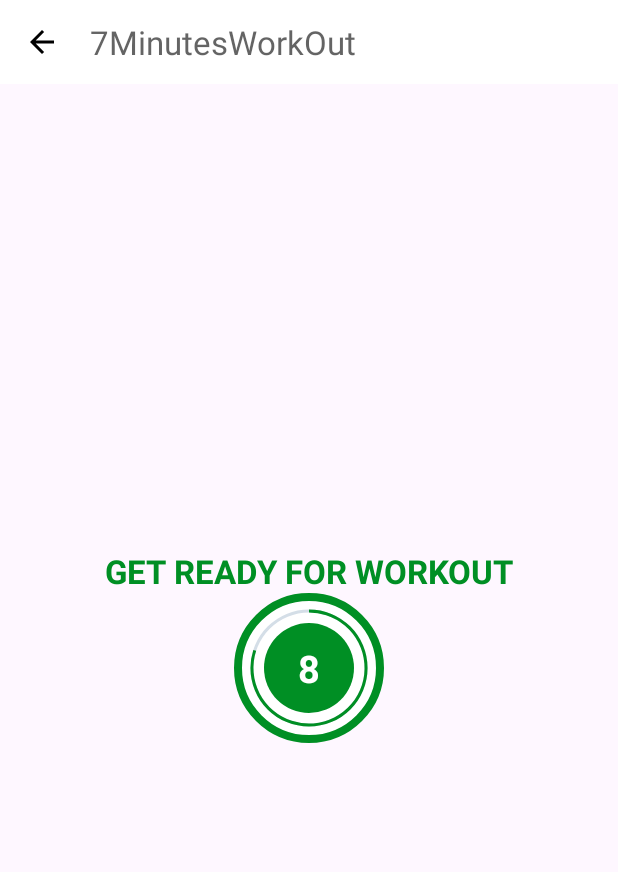
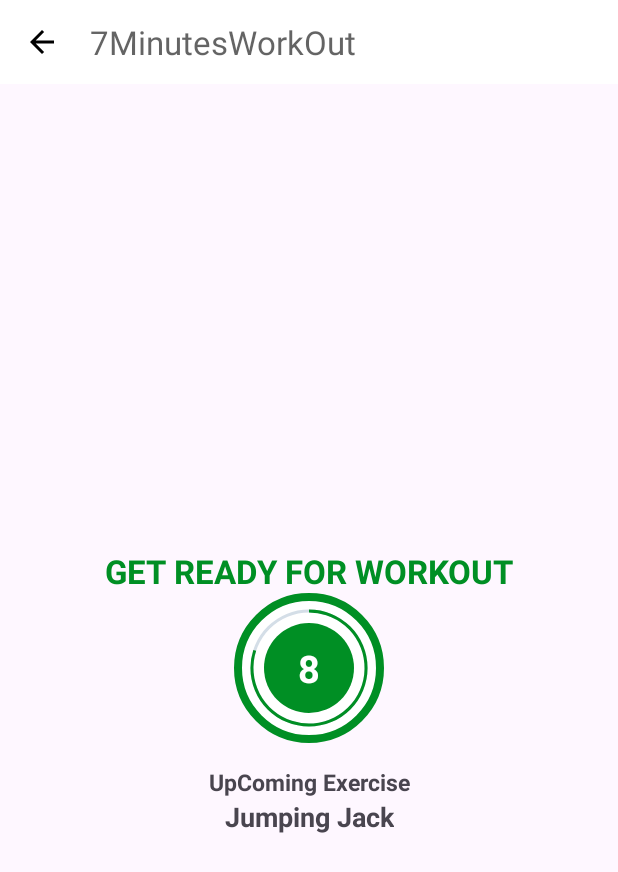
Before and after one commit to syedhassan699/WorkOutApp, an Android app: the ExerciseActivity screen opened directly, with no data from a screen before it, on a phone screen of 412 x 824 dp. Shown: the top 872 px of the screen. Run offline under Robolectric (Android 15) with nearby library versions, the phone set to English and light mode, and no system bars.

Commit message:
Added sound and Exercise Screen

```diff
--- /dev/null
+++ b/app/src/main/java/com/example/workout/Constants.kt
@@ -0,0 +1,117 @@
+package com.example.workout
+
+object Constants {
+    fun defaultExerciseList():ArrayList<ExerciseModel>{
+        val exerciseList = ArrayList<ExerciseModel>()
+
+        val jumpingJack = ExerciseModel(
+            1,
+            "Jumping Jack",
+            R.drawable.ic_jumping_jacks,
+            false,
+            false
+        )
+        exerciseList.add(jumpingJack)
+
+        val wallSit = ExerciseModel(
+            2,
+            "Wall Sit",
+            R.drawable.ic_wall_sit,
+            false,
+            false
+        )
+        exerciseList.add(wallSit)
+
+        val pushUp = ExerciseModel(
+            3,
+            "Push Up",
+            R.drawable.ic_push_up,
+            false,
+            false
+        )
+        exerciseList.add(pushUp)
+
+        val abdominalCrunch = ExerciseModel(
+            4,
+            "Abdominal Crunch",
+            R.drawable.ic_abdominal_crunch,
+            false,
+            false
+        )
+        exerciseList.add(abdominalCrunch)
+
+        val stepUponChair = ExerciseModel(
+            5,
+            "Step Up On Chair",
+            R.drawable.ic_step_up_onto_chair,
+            false,
+            false
+        )
+        exerciseList.add(stepUponChair)
+
+        val squat = ExerciseModel(
+            6,
+            "Squat",
+            R.drawable.ic_squat,
+            false,
+            false
+        )
+        exerciseList.add(squat)
+
+        val TriceDiponChair = ExerciseModel(
+            7,
+            "Triceps Dip on Chair",
+            R.drawable.ic_triceps_dip_on_chair,
+            false,
+            false
+        )
+        exerciseList.add(TriceDiponChair)
+
+        val plank = ExerciseModel(
+            8,
+            "Plank",
+            R.drawable.ic_plank,
+            false,
+            false
+        )
+        exerciseList.add(plank)
+
+        val highKneeRunningInPlace = ExerciseModel(
+            9,
+            "High Knees Running in Place",
+            R.drawable.ic_high_knees_running_in_place,
+            false,
+            false
+        )
+        exerciseList.add(highKneeRunningInPlace)
+
+        val lunges = ExerciseModel(
+            10,
+            "Lunges",
+            R.drawable.ic_lunge,
+            false,
+            false
+        )
+        exerciseList.add(lunges)
+
+        val pushupAndRotation = ExerciseModel(
+            11,
+            "Push Up and Rotation",
+            R.drawable.ic_push_up_and_rotation,
+            false,
+            false
+        )
+        exerciseList.add(pushupAndRotation)
+
+        val sidePlank = ExerciseModel(
+            12,
+            "Side Plank",
+            R.drawable.ic_side_plank,
+            false,
+            false
+        )
+        exerciseList.add(sidePlank)
+
+        return exerciseList
+    }
+}
--- a/app/src/main/java/com/example/workout/ExerciseActivity.kt
+++ b/app/src/main/java/com/example/workout/ExerciseActivity.kt
@@ -1,14 +1,20 @@
 package com.example.workout
 
 import android.annotation.SuppressLint
+import android.media.MediaPlayer
+import android.net.Uri
 import androidx.appcompat.app.AppCompatActivity
 import android.os.Bundle
 import android.os.CountDownTimer
+import android.speech.tts.TextToSpeech
+import android.util.Log
 import android.view.View
 import android.widget.Toast
 import com.example.workout.databinding.ActivityExerciseBinding
+import java.lang.Exception
+import java.util.Locale
 
-class ExerciseActivity : AppCompatActivity() {
+class ExerciseActivity : AppCompatActivity(), TextToSpeech.OnInitListener {
     private var binding : ActivityExerciseBinding? = null
 
     private var restTimer : CountDownTimer?=null
@@ -16,6 +22,12 @@ class ExerciseActivity : AppCompatActivity() {
 
     private var exerciseTimer : CountDownTimer?=null
     private var exerciseProgress = 0
+
+    private var exerciseList : ArrayList<ExerciseModel>? = null
+    private var currentExercisePosition = -1
+
+    private var tts : TextToSpeech? = null
+    private var player: MediaPlayer? = null
 
     override fun onCreate(savedInstanceState: Bundle?) {
         super.onCreate(savedInstanceState)
@@ -28,6 +40,11 @@ class ExerciseActivity : AppCompatActivity() {
             supportActionBar?.setDisplayHomeAsUpEnabled(true)
         }
 
+            exerciseList = Constants.defaultExerciseList()
+
+            tts = TextToSpeech(this, this)
+
+
         binding?.toolbarExercise?.setNavigationOnClickListener{
           onBackPressed()
         }
@@ -35,6 +52,30 @@ class ExerciseActivity : AppCompatActivity() {
     }
 
     private fun setupRestView(){
+
+        try {
+            val soundUri = Uri.parse(
+                "android.resource://com.example.workout/"
+                    + R.raw.press_start)
+            player = MediaPlayer.create(applicationContext,soundUri)
+            player?.isLooping = false
+            player?.start()
+        }
+        catch (e:Exception){
+            e.printStackTrace()
+        }
+
+
+        binding?.RestView?.visibility = View.VISIBLE
+        binding?.tvTitle?.visibility = View.VISIBLE
+        binding?.tvExercise?.visibility = View.INVISIBLE
+        binding?.ivImage?.visibility = View.INVISIBLE
+        binding?.flExerciseView?.visibility = View.INVISIBLE
+        binding?.tvUp?.visibility = View.VISIBLE
+        binding?.tvUpTitle?.visibility = View.VISIBLE
+
+        binding?.tvUpTitle?.text = exerciseList!![currentExercisePosition+1].getName()
+
         if (restTimer != null ){
             restTimer?.cancel()
             restProgress = 0
@@ -42,16 +83,25 @@ class ExerciseActivity : AppCompatActivity() {
         setRestProgressBar()
     }
 
+    @SuppressLint("SetTextI18n")
     private fun setExerciseView(){
-        binding?.progressBar?.visibility = View.GONE
-        binding?.tvTitle?.text = "Exercise Name"
+        binding?.RestView?.visibility = View.INVISIBLE
+        binding?.tvTitle?.visibility = View.INVISIBLE
+        binding?.tvExercise?.visibility = View.VISIBLE
+        binding?.ivImage?.visibility = View.VISIBLE
         binding?.flExerciseView?.visibility = View.VISIBLE
+        binding?.tvUp?.visibility = View.INVISIBLE
+        binding?.tvUpTitle?.visibility = View.INVISIBLE
 
 
         if (exerciseTimer != null ){
             exerciseTimer?.cancel()
             exerciseProgress = 0
         }
+            speakOut(exerciseList!![currentExercisePosition].getName())
+
+        binding?.ivImage?.setImageResource(exerciseList!![currentExercisePosition].getImg())
+        binding?.tvExercise?.text = exerciseList!![currentExercisePosition].getName()
         setExerciseProgressBar()
     }
 
@@ -66,6 +116,7 @@ class ExerciseActivity : AppCompatActivity() {
             }
 
             override fun onFinish() {
+                currentExercisePosition++
                  setExerciseView()
             }
 
@@ -83,9 +134,13 @@ class ExerciseActivity : AppCompatActivity() {
             }
 
             override fun onFinish() {
-                Toast.makeText(this@ExerciseActivity,
-                    "30 seconds are over let go to restView",
-                    Toast.LENGTH_SHORT).show()
+                if (currentExercisePosition < exerciseList!!.size){
+                    setupRestView()
+                }else{
+                    Toast.makeText(this@ExerciseActivity,
+                        "Congratulations! You have done the Exercise",
+                        Toast.LENGTH_SHORT).show()
+                }
             }
 
         }.start()
@@ -102,6 +157,28 @@ class ExerciseActivity : AppCompatActivity() {
             exerciseTimer?.cancel()
             exerciseProgress = 0
         }
+
+        if (tts != null){
+            tts?.stop()
+            tts?.shutdown()
+        }
         binding = null
     }
+
+    override fun onInit(status: Int) {
+        if (status == TextToSpeech.SUCCESS){
+            val result = tts?.setLanguage(Locale.UK)
+
+            if (result == TextToSpeech.LANG_MISSING_DATA ||
+                result == TextToSpeech.LANG_NOT_SUPPORTED){
+                Log.e("TTS","LANGUAGE SPECIFIED IS NOT SUPPORTED")
+            }else{
+                Log.i("TTS","INITIALIZATION FAILED!")
+            }
+        }
+    }
+
+    private fun speakOut(text: String){
+        tts!!.speak(text,TextToSpeech.QUEUE_FLUSH,null)
+    }
 }
--- /dev/null
+++ b/app/src/main/java/com/example/workout/ExerciseModel.kt
@@ -0,0 +1,42 @@
+package com.example.workout
+
+class ExerciseModel (
+    private var id:Int,
+    private var name:String,
+    private var img:Int,
+    private var isCompleted: Boolean,
+    private var isSelected: Boolean,
+) {
+    fun getId():Int{
+        return id;
+    }
+    fun setId(id:Int){
+        this.id = id
+    }
+    fun getName():String{
+        return name;
+    }
+
+    fun setName(name: String){
+        this.name = name
+    }
+    fun getImg():Int{
+        return img;
+    }
+
+    fun setImg(img: Int){
+        this.img = img
+    }
+    fun getIsCompleted():Boolean{
+        return isCompleted;
+    }
+    fun setIsCompleted(isCompleted: Boolean){
+        this.isCompleted = isCompleted
+    }
+    fun getIsSelected():Boolean{
+        return isSelected;
+    }
+    fun setIsSelected(isSelected: Boolean){
+        this.isSelected = isSelected
+    }
+}
--- a/app/src/main/res/layout/activity_exercise.xml
+++ b/app/src/main/res/layout/activity_exercise.xml
@@ -26,12 +26,12 @@
         android:textSize="22sp"
         android:textColor="@color/colorAccent"
         android:textStyle="bold"
-        app:layout_constraintBottom_toTopOf="@+id/frameLayout"
+        app:layout_constraintBottom_toTopOf="@+id/RestView"
         app:layout_constraintStart_toStartOf="parent"
         app:layout_constraintEnd_toEndOf="parent"/>
 
    <FrameLayout
-        android:id="@+id/frameLayout"
+        android:id="@+id/RestView"
         android:layout_width="100dp"
         android:layout_height="100dp"
         android:layout_marginTop="10dp"
@@ -73,11 +73,62 @@
                 tools:text="10"
                 />
 
-
         </LinearLayout>
 
 
     </FrameLayout>
+
+    <TextView
+        android:id="@+id/tvUp"
+        android:layout_width="wrap_content"
+        android:layout_height="wrap_content"
+        app:layout_constraintTop_toBottomOf="@id/RestView"
+        android:text="@string/upcoming_exercise"
+        android:textSize="15sp"
+        android:layout_marginTop="15sp"
+        tools:ignore="MissingConstraints"
+        android:textStyle="bold"
+        app:layout_constraintEnd_toEndOf="parent"
+        app:layout_constraintStart_toStartOf="parent"/>
+
+    <TextView
+        android:id="@+id/tvUpTitle"
+        android:layout_width="wrap_content"
+        android:layout_height="wrap_content"
+        app:layout_constraintTop_toBottomOf="@id/tvUp"
+        android:text="@string/upcoming_exercise"
+        android:textSize="18sp"
+        tools:ignore="MissingConstraints"
+        android:textStyle="bold"
+        app:layout_constraintEnd_toEndOf="parent"
+        app:layout_constraintStart_toStartOf="parent"/>
+
+
+    <ImageView
+        android:id="@+id/ivImage"
+        android:layout_width="match_parent"
+        android:layout_height="500dp"
+        android:scaleType="fitXY"
+        android:src="@drawable/ic_jumping_jacks"
+        android:visibility="invisible"
+        app:layout_constraintTop_toBottomOf="@id/toolbarExercise"
+        android:contentDescription="@string/todo"
+        />
+
+    <TextView
+        android:id="@+id/tvExercise"
+        android:layout_width="wrap_content"
+        android:layout_height="wrap_content"
+        android:textStyle="bold"
+        android:text="@string/exercise_name"
+        android:textColor="@color/colorAccent"
+        android:textSize="22sp"
+        android:visibility="gone"
+        app:layout_constraintStart_toStartOf="parent"
+        app:layout_constraintEnd_toEndOf="parent"
+        tools:visibility="visible"
+        app:layout_constraintTop_toBottomOf="@+id/ivImage"
+        />
 
     <FrameLayout
         android:id="@+id/flExerciseView"
@@ -89,7 +140,7 @@
         android:background="@drawable/itembordercircular"
         app:layout_constraintStart_toStartOf="parent"
         app:layout_constraintEnd_toEndOf="parent"
-        app:layout_constraintTop_toBottomOf="@id/toolbarExercise"
+        app:layout_constraintTop_toBottomOf="@id/ivImage"
         app:layout_constraintBottom_toBottomOf="parent"
         >
 
--- a/app/src/main/res/values/strings.xml
+++ b/app/src/main/res/values/strings.xml
@@ -3,4 +3,7 @@
     <string name="image">Image</string>
     <string name="start">START</string>
     <string name="get_ready_for_workout">GET READY FOR WORKOUT</string>
+    <string name="exercise_name">Exercise Name</string>
+    <string name="todo">TODO</string>
+    <string name="upcoming_exercise">UpComing Exercise</string>
 </resources>
```
Also changed, not shown: app/src/main/AndroidManifest.xml (+8 -0 lines), app/src/main/res/drawable/ic_abdominal_crunch.png (added), app/src/main/res/drawable/ic_high_knees_running_in_place.png (added), app/src/main/res/drawable/ic_jumping_jacks.png (added), app/src/main/res/drawable/ic_lunge.png (added), app/src/main/res/drawable/ic_plank.png (added), app/src/main/res/drawable/ic_push_up.png (added), app/src/main/res/drawable/ic_push_up_and_rotation.png (added), app/src/main/res/drawable/ic_side_plank.png (added), app/src/main/res/drawable/ic_squat.png (added), app/src/main/res/drawable/ic_step_up_onto_chair.png (added), app/src/main/res/drawable/ic_triceps_dip_on_chair.png (added), app/src/main/res/drawable/ic_wall_sit.png (added), 1 other file.
